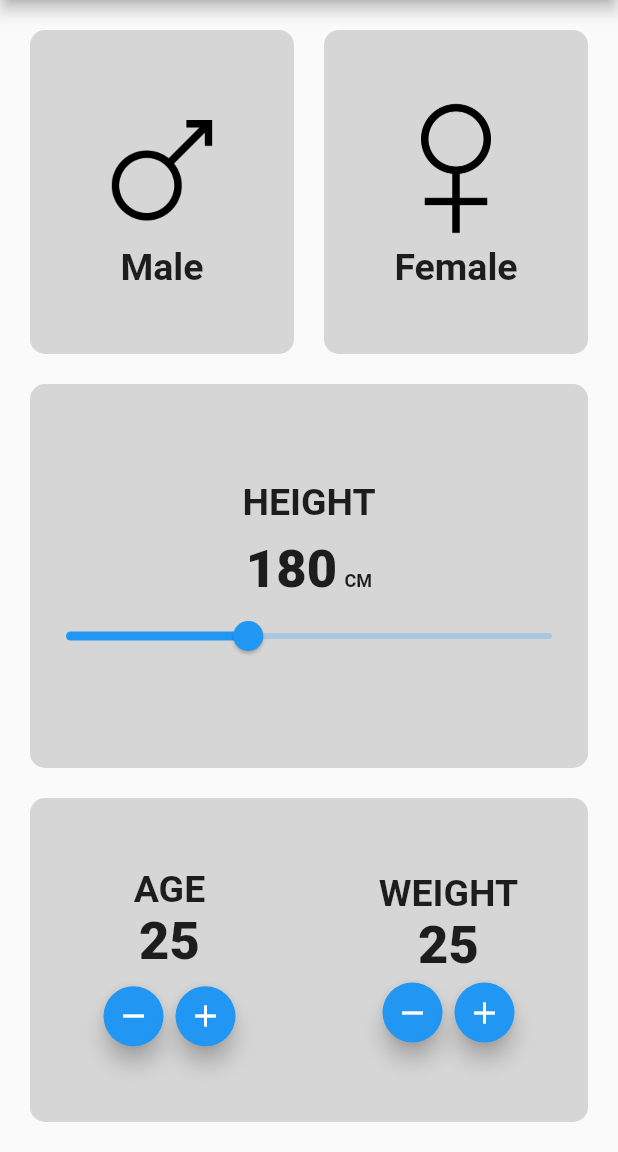
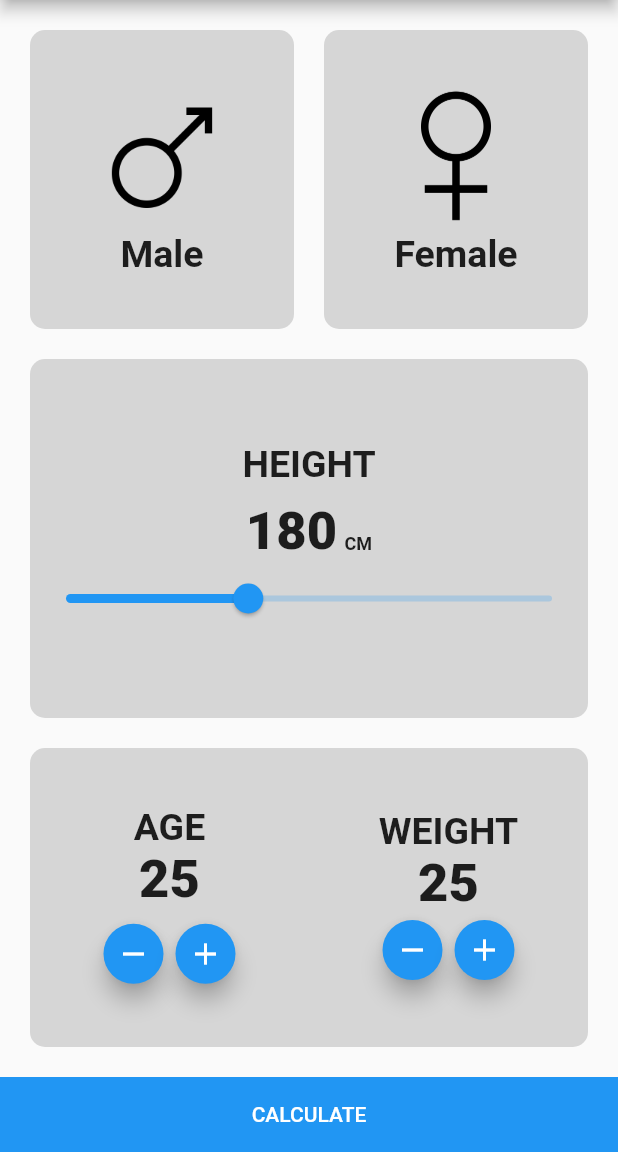
Before and after one commit to OsamaMoradSayed/bmi_calculator, a Flutter app: the screen it shows after launch, on a phone screen of 412 x 824 dp, the part 84-1236 px from its top. Run offline on Flutter 3.47's test engine with Material 2 defaults, Android fonts, the phone set to English and light mode, and no system bars.

Commit message:
Design Button Claculate

```diff
--- a/lib/screens/bmi_screen.dart
+++ b/lib/screens/bmi_screen.dart
@@ -237,6 +237,19 @@ class _BmiScreenState extends State<BmiScreen> {
               ),
             ),
           ),
+          Container(
+            height: 50,
+            color: Colors.blue,
+            width: double.infinity,
+            child: MaterialButton(
+                onPressed: (){},
+                child: Text(
+                  'CALCULATE',
+                  style: TextStyle(
+                    color: Colors.white,
+                  ),
+                ),),
+          )
         ],
       ),
     );
```
